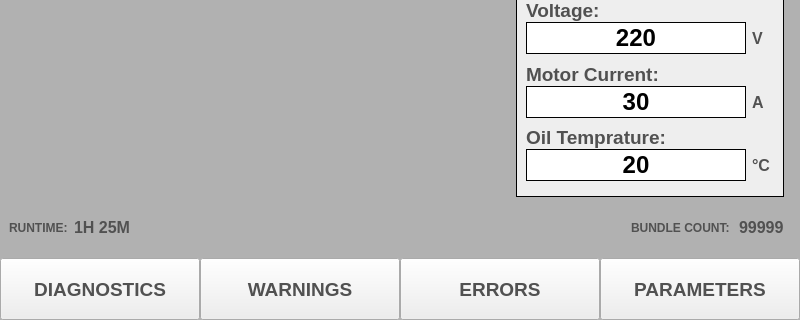
Above: UI/homePage.ui from gursingh1996/PyQt5-HMU-3000 before the change; both pictures show x 0 to 800 and y 160 to 480 of the 800 by 480 pixel window. Below: the same form after it.
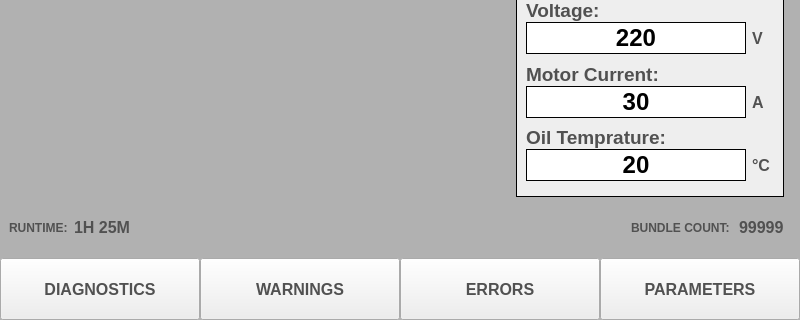
That is the form after the change. Icons and pictures are not drawn.

Commit message: Parameters page half functional

Patch:
```diff
--- a/UI/homePage.ui
+++ b/UI/homePage.ui
@@ -890,7 +890,7 @@
          </property>
          <property name="font">
           <font>
-           <pointsize>14</pointsize>
+           <pointsize>12</pointsize>
            <weight>75</weight>
            <bold>true</bold>
           </font>
@@ -921,7 +921,7 @@
          </property>
          <property name="font">
           <font>
-           <pointsize>14</pointsize>
+           <pointsize>12</pointsize>
            <weight>75</weight>
            <bold>true</bold>
           </font>
@@ -952,7 +952,7 @@
          </property>
          <property name="font">
           <font>
-           <pointsize>14</pointsize>
+           <pointsize>12</pointsize>
            <weight>75</weight>
            <bold>true</bold>
           </font>
@@ -983,7 +983,7 @@
          </property>
          <property name="font">
           <font>
-           <pointsize>14</pointsize>
+           <pointsize>12</pointsize>
            <weight>75</weight>
            <bold>true</bold>
           </font>
```
The commit also changes 10 other files.
